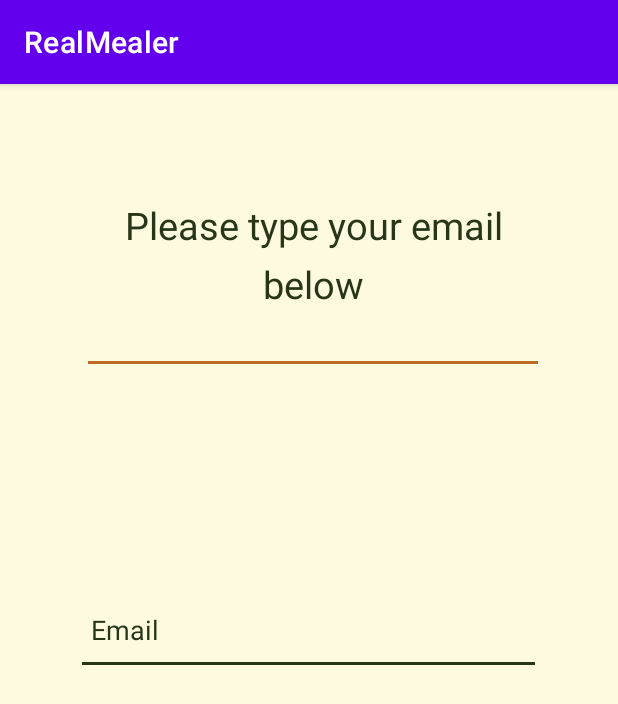
After one commit to Raymond123/Mealer-App, an Android app: the ForgotPassword screen opened directly, with no data from a screen before it, on a phone screen of 412 x 824 dp. The commit adds this screen. Shown: the top 704 px of the screen. Run offline under Robolectric (Android 15) with nearby library versions, the phone set to English and light mode, and no system bars.

```diff
--- /dev/null
+++ b/app/src/main/java/com/mealer/ui/ForgotPassword.java
@@ -0,0 +1,14 @@
+package com.mealer.ui;
+
+import androidx.appcompat.app.AppCompatActivity;
+
+import android.os.Bundle;
+
+public class ForgotPassword extends AppCompatActivity {
+
+    @Override
+    protected void onCreate(Bundle savedInstanceState) {
+        super.onCreate(savedInstanceState);
+        setContentView(R.layout.activity_forgot_password);
+    }
+}
--- /dev/null
+++ b/app/src/main/res/layout/activity_forgot_password.xml
@@ -0,0 +1,56 @@
+<?xml version="1.0" encoding="utf-8"?>
+<androidx.constraintlayout.widget.ConstraintLayout xmlns:android="http://schemas.android.com/apk/res/android"
+    xmlns:app="http://schemas.android.com/apk/res-auto"
+    xmlns:tools="http://schemas.android.com/tools"
+    android:layout_width="match_parent"
+    android:layout_height="match_parent"
+    android:background="@color/Cream"
+    tools:context=".ForgotPassword">
+
+
+    <TextView
+        android:id="@+id/textView2"
+        android:layout_width="300dp"
+        android:layout_height="wrap_content"
+        android:gravity="center"
+        android:lineSpacingExtra="10sp"
+        android:text="@string/please_type_your_email_below"
+        android:textColor="@color/darkGreen"
+        android:textSize="25sp"
+        app:layout_constraintBottom_toBottomOf="parent"
+        app:layout_constraintEnd_toEndOf="parent"
+        app:layout_constraintHorizontal_bias="0.522"
+        app:layout_constraintStart_toStartOf="parent"
+        app:layout_constraintTop_toTopOf="parent"
+        app:layout_constraintVertical_bias="0.11" />
+
+    <View
+        android:layout_width="300dp"
+        android:layout_height="2dp"
+        android:background="@color/darkBrown"
+        app:layout_constraintBottom_toBottomOf="parent"
+        app:layout_constraintEnd_toEndOf="parent"
+        app:layout_constraintHorizontal_bias="0.522"
+        app:layout_constraintStart_toStartOf="parent"
+        app:layout_constraintTop_toTopOf="parent"
+        app:layout_constraintVertical_bias="0.241" />
+
+    <EditText
+        android:id="@+id/forgottenEmail"
+        android:layout_width="310dp"
+        android:layout_height="60dp"
+        android:autofillHints="username"
+        android:backgroundTint="@color/darkGreen"
+        android:ems="10"
+        android:hint="@string/createEmail"
+        android:inputType="text"
+        android:padding="10dp"
+        android:textColor="@color/darkGreen"
+        android:textColorHint="@color/darkGreen"
+        app:layout_constraintBottom_toBottomOf="parent"
+        app:layout_constraintEnd_toEndOf="parent"
+        app:layout_constraintHorizontal_bias="0.495"
+        app:layout_constraintStart_toStartOf="parent"
+        app:layout_constraintTop_toTopOf="parent"
+        app:layout_constraintVertical_bias="0.472" />
+</androidx.constraintlayout.widget.ConstraintLayout>
--- a/app/src/main/res/values/strings.xml
+++ b/app/src/main/res/values/strings.xml
@@ -52,5 +52,6 @@
     <string name="title_notifications">Notifications</string>
     <string name="sign_out">Sign Out</string>
     <string name="createAccount">Create New Account</string>
+    <string name="please_type_your_email_below">Please type your email below</string>
     >>>>>>> origin/main
 </resources>
```
Also changed, not shown: app/src/main/AndroidManifest.xml (+7 -0 lines), app/src/main/res/layout/activity_main.xml (+15 -15 lines), 1 other file.
